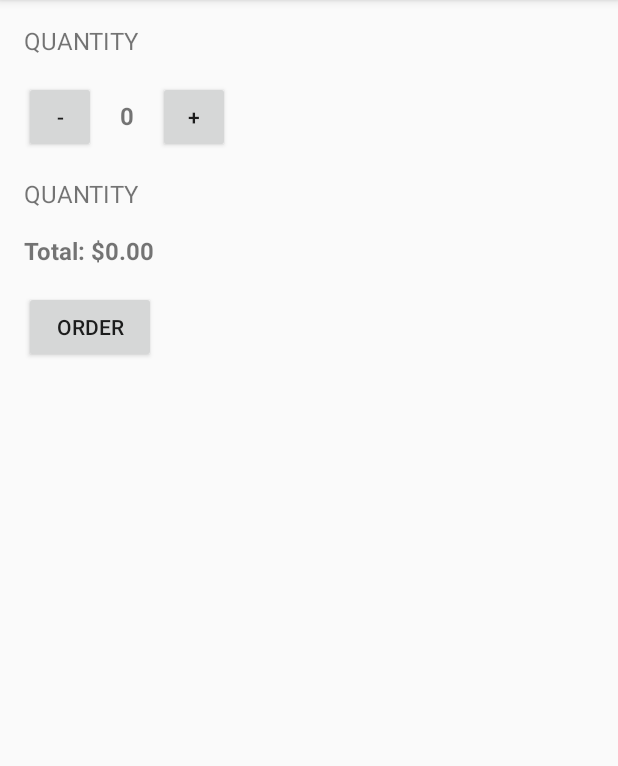
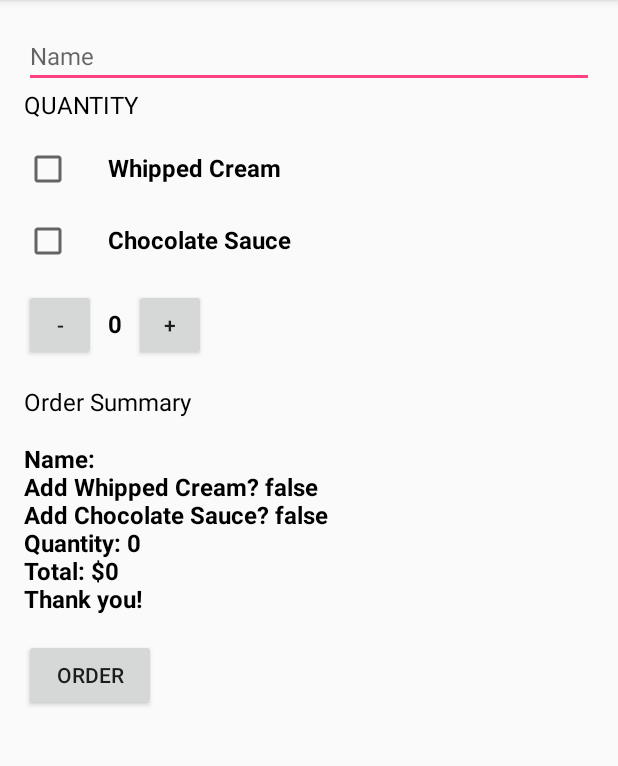
Before and after one commit to shastaclokey1/AndroidAppDev, an Android app: the screen it shows after launch (MainActivity), after a tap on "ORDER", on a phone screen of 412 x 824 dp, the part 84-850 px from its top. Run offline under Robolectric (Android 15) with nearby library versions, the phone set to English and light mode, and no system bars.

Commit message:
Added some sweet scroll bar, check box, and email functionality to my coffee ordering app

```diff
--- a/JustJava/app/src/main/java/com/clokey/shasta/justjava/MainActivity.java
+++ b/JustJava/app/src/main/java/com/clokey/shasta/justjava/MainActivity.java
@@ -10,12 +10,19 @@ package com.clokey.shasta.justjava;
 
 
 
+import android.content.Intent;
+import android.net.Uri;
 import android.os.Bundle;
 import android.support.v7.app.AppCompatActivity;
 import android.view.View;
+import android.widget.CheckBox;
+import android.widget.EditText;
 import android.widget.TextView;
+import android.widget.Toast;
 
-import java.text.NumberFormat;
+import java.net.URI;
+
+//import java.text.NumberFormat;
 
 /**
  * This app displays an order form to order coffee.
@@ -34,10 +41,28 @@ public class MainActivity extends AppCompatActivity
 
     /**
      * This method is called when the order button is clicked.
+     * gets check states from choc and whip checkboxes
+     * sends order information to email application
+     * Can display the order summary to the screen
      */
     public void submitOrder(View view)
     {
-        displayPrice(numCoffees * coffeeUnitPrice);
+        CheckBox whippedCreamCheckBox = findViewById(R.id.add_whip_checkbox);
+        CheckBox chocolateSauceCheckBox = findViewById(R.id.add_chocolate_checkbox);
+        EditText nameField = findViewById(R.id.name_field_edit_text);
+        boolean hasWhip = whippedCreamCheckBox.isChecked();
+        boolean hasChoco = chocolateSauceCheckBox.isChecked();
+        String message = createOrderSummary(calculatePrice(numCoffees,coffeeUnitPrice,hasWhip,hasChoco), hasWhip, hasChoco, nameField.getText().toString());
+
+        //For sending message to email application
+//        Intent intent = new Intent(Intent.ACTION_SENDTO);
+//        intent.setData(Uri.parse("mailto:"));
+//        intent.putExtra(intent.EXTRA_SUBJECT, "Coffee order for " + nameField.getText().toString());
+//        intent.putExtra(intent.EXTRA_TEXT, message);
+//        if (intent.resolveActivity(getPackageManager()) != null)
+//            startActivity(intent);
+
+        displayOrderSummary(message);
     }
 
     /**
@@ -52,9 +77,9 @@ public class MainActivity extends AppCompatActivity
     /**
      * This method displays the given price on the screen.
      */
-    private void displayPrice(int number) {
+    private void displayOrderSummary(String message) {
         TextView priceTextView = (TextView) findViewById(R.id.price_text_view);
-        priceTextView.setText("Total: " + NumberFormat.getCurrencyInstance().format(number));
+        priceTextView.setText(message);
     }
 
     /**
@@ -63,6 +88,11 @@ public class MainActivity extends AppCompatActivity
     public void addCoffeeToOrder(View view)
     {
         numCoffees++;
+        if (numCoffees > 100) //logic to ensure you don't overdose on coffee
+        {
+            numCoffees = 100;
+            Toast.makeText(this, "You cannot order more than 100 cups of coffee", Toast.LENGTH_SHORT).show();
+        }
         display(numCoffees);
     }
 
@@ -73,9 +103,41 @@ public class MainActivity extends AppCompatActivity
     {
         numCoffees--;
         if (numCoffees < 0) //logic to ensure you can't order a negative number of coffees
+        {
             numCoffees = 0;
+            Toast.makeText(this, "You cannot order a negative number of coffees", Toast.LENGTH_SHORT).show();
+        }
         display(numCoffees);
     }
 
+    /**
+     * This method creates a summary of all the important order information
+     * @param price is the total cost of coffees before toppings
+     * @param hasWhip is the true/false value identifying whether to add whipped cream
+     * @param hasChoc is the true/false value identifying whether to add chocolate sauce
+     * @param name is the name that the user enters in the edit text field
+     * @return passes a summary of the user's order back to the calling method
+     */
+    private String createOrderSummary(int price, boolean hasWhip, boolean hasChoc, String name)
+    {
+        String temp = "Name: " + name;
+        temp += "\nAdd Whipped Cream? " + hasWhip;
+        temp += "\nAdd Chocolate Sauce? " + hasChoc;
+        temp += "\nQuantity: " + numCoffees;
+        temp += "\nTotal: $" + price;
+        temp += "\nThank you!";
+        return temp;
+    }
+
+    private int calculatePrice(int numCoffees, int coffeeUnitPrice, boolean hasWhip, boolean hasChoco)
+    {
+        int price = coffeeUnitPrice;
+        if (hasWhip)
+            price += 1;
+        if (hasChoco)
+            price += 2;
+        price *= numCoffees;
+        return price;
+    }
 
 }
--- a/JustJava/app/src/main/res/layout/activity_main.xml
+++ b/JustJava/app/src/main/res/layout/activity_main.xml
@@ -1,19 +1,72 @@
 <?xml version="1.0" encoding="utf-8"?>
-<LinearLayout
+<ScrollView
     xmlns:android="http://schemas.android.com/apk/res/android"
     xmlns:tools="http://schemas.android.com/tools"
+    android:layout_width="match_parent"
+    android:layout_height="match_parent"
+    tools:context="com.clokey.shasta.justjava.MainActivity">
+    <LinearLayout
         android:orientation="vertical"
         android:layout_width="match_parent"
         android:layout_height="match_parent"
-    tools:context="com.clokey.shasta.justjava.MainActivity"
         android:padding="16dp">
+
+        <EditText
+            android:id="@+id/name_field_edit_text"
+            android:layout_width="match_parent"
+            android:layout_height="wrap_content"
+            android:inputType="textCapWords"
+            android:hint="Name"
+            android:textSize="16sp"/>
 
         <TextView
             android:layout_width="wrap_content"
             android:layout_height="wrap_content"
             android:text="quantity"
             android:textAllCaps="true"
-        android:textSize="16sp"/>
+            android:textSize="16sp"
+            android:textColor="#000000"/>
+        <LinearLayout
+            android:layout_width="wrap_content"
+            android:layout_height="wrap_content"
+            android:layout_marginTop="16dp">
+
+            <CheckBox
+                android:id="@+id/add_whip_checkbox"
+                android:layout_width="wrap_content"
+                android:layout_height="wrap_content" />
+
+            <TextView
+                android:layout_width="wrap_content"
+                android:layout_height="wrap_content"
+                android:text="@string/whipped_cream"
+                android:textStyle="bold"
+                android:textSize="16sp"
+                android:layout_marginLeft="24dp"
+                android:textColor="#000000"/>
+
+        </LinearLayout>
+
+        <LinearLayout
+            android:layout_width="wrap_content"
+            android:layout_height="wrap_content"
+            android:layout_marginTop="16dp">
+
+            <CheckBox
+                android:id="@+id/add_chocolate_checkbox"
+                android:layout_width="wrap_content"
+                android:layout_height="wrap_content" />
+
+            <TextView
+                android:layout_width="wrap_content"
+                android:layout_height="wrap_content"
+                android:text="@string/chocolate"
+                android:textStyle="bold"
+                android:textSize="16sp"
+                android:layout_marginLeft="24dp"
+                android:textColor="#000000"/>
+
+        </LinearLayout>
 
         <LinearLayout
             android:layout_width="wrap_content"
@@ -33,8 +86,9 @@
                 android:text="@string/quantity"
                 android:textStyle="bold"
                 android:textSize="16sp"
-            android:layout_marginLeft="16dp"
-            android:layout_marginRight="16dp"/>
+                android:layout_marginLeft="8dp"
+                android:layout_marginRight="8dp"
+                android:textColor="#000000"/>
 
             <Button
                 android:layout_width="48dp"
@@ -47,10 +101,10 @@
         <TextView
             android:layout_width="wrap_content"
             android:layout_height="wrap_content"
-        android:text="quantity"
-        android:textAllCaps="true"
+            android:text="Order Summary"
             android:textSize="16sp"
-        android:layout_marginTop="16dp"/>
+            android:layout_marginTop="16dp"
+            android:textColor="#000000"/>
 
         <TextView
             android:id="@+id/price_text_view"
@@ -59,7 +113,8 @@
             android:text="@string/price"
             android:textStyle="bold"
             android:textSize="16sp"
-        android:layout_marginTop="16dp"/>
+            android:layout_marginTop="16dp"
+            android:textColor="#000000"/>
 
         <Button
             android:layout_width="wrap_content"
@@ -69,3 +124,5 @@
             android:onClick="submitOrder"/>
 
     </LinearLayout>
+
+</ScrollView>
--- a/JustJava/app/src/main/res/values/strings.xml
+++ b/JustJava/app/src/main/res/values/strings.xml
@@ -3,4 +3,6 @@
     <string name="quantity">0</string>
     <string name="price">$0</string>
     <string name="button_text">order</string>
+    <string name="whipped_cream">Whipped Cream</string>
+    <string name="chocolate">Chocolate Sauce</string>
 </resources>
```
Lines whose indentation alone changed are shown as unchanged.
